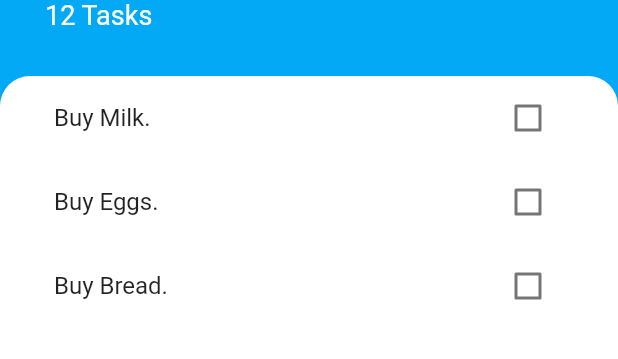
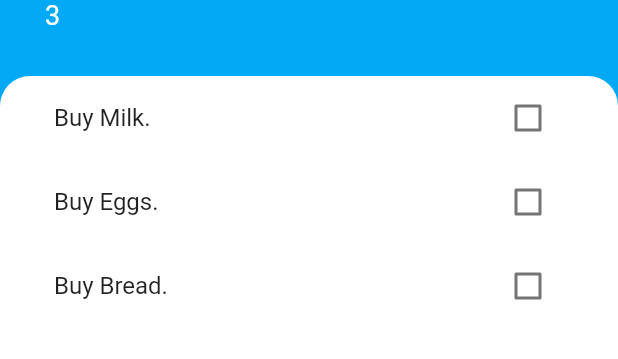
Before and after one commit to sklearn21/Todoey, a Flutter app: the screen it shows after launch, on a phone screen of 412 x 824 dp, the part 284-643 px from its top. Run offline on Flutter 3.47's test engine with Material 2 defaults, Android fonts, the phone set to English and light mode, and no system bars.

```diff
--- a/lib/screens/tasks_screen.dart
+++ b/lib/screens/tasks_screen.dart
@@ -1,8 +1,20 @@
 import 'package:flutter/material.dart';
 import 'package:todoey/widgets/tasks_list.dart';
 import 'package:todoey/screens/add_task_screen.dart';
+import 'package:todoey/models/task.dart';
 
-class TasksScreen extends StatelessWidget {
+class TasksScreen extends StatefulWidget {
+  @override
+  _TasksScreenState createState() => _TasksScreenState();
+}
+
+class _TasksScreenState extends State<TasksScreen> {
+  List<Task> tasks = [
+    Task(name: 'Buy Milk.'),
+    Task(name: 'Buy Eggs.'),
+    Task(name: 'Buy Bread.'),
+  ];
+
   @override
   Widget build(BuildContext context) {
     return Scaffold(
@@ -10,7 +22,16 @@ class TasksScreen extends StatelessWidget {
       floatingActionButton: FloatingActionButton(
           onPressed: () {
             showModalBottomSheet(
-                context: context, builder: (context) => AddTaskScreen());
+              context: context,
+              builder: (context) => AddTaskScreen(
+                (newTaskTitle) {
+                  setState(() {
+                    tasks.add(Task(name: newTaskTitle));
+                  });
+                  Navigator.pop(context);
+                },
+              ),
+            );
           },
           backgroundColor: Colors.lightBlueAccent,
           child: Icon(Icons.add)),
@@ -48,7 +69,7 @@ class TasksScreen extends StatelessWidget {
                   ),
                 ),
                 Text(
-                  '12 Tasks',
+                  '${tasks.length}',
                   style: TextStyle(
                     color: Colors.white,
                     fontSize: 18.0,
@@ -67,7 +88,7 @@ class TasksScreen extends StatelessWidget {
                   topRight: Radius.circular(20.0),
                 ),
               ),
-              child: TasksList(),
+              child: TasksList(tasks),
             ),
           ),
         ],
--- a/lib/widgets/tasks_list.dart
+++ b/lib/widgets/tasks_list.dart
@@ -3,31 +3,27 @@ import 'package:todoey/widgets/task_tile.dart';
 import 'package:todoey/models/task.dart';
 
 class TasksList extends StatefulWidget {
+  final List<Task> tasks;
+  TasksList(this.tasks);
   @override
   _TasksListState createState() => _TasksListState();
 }
 
 class _TasksListState extends State<TasksList> {
-  List<Task> tasks = [
-    Task(name: 'Buy Milk.'),
-    Task(name: 'Buy Eggs.'),
-    Task(name: 'Buy Bread.'),
-  ];
-
   @override
   Widget build(BuildContext context) {
     return ListView.builder(
       itemBuilder: (context, index) {
         return TaskTile(
-            taskTitle: tasks[index].name,
-            isChecked: tasks[index].isDone,
+            taskTitle: widget.tasks[index].name,
+            isChecked: widget.tasks[index].isDone,
             checkboxCallback: (checkboxState) {
               setState(() {
-                tasks[index].toggleDone();
+                widget.tasks[index].toggleDone();
               });
             });
       },
-      itemCount: tasks.length,
+      itemCount: widget.tasks.length,
     );
   }
 }
```
Also changed, not shown: lib/screens/add_task_screen.dart (+7 -1 lines).
